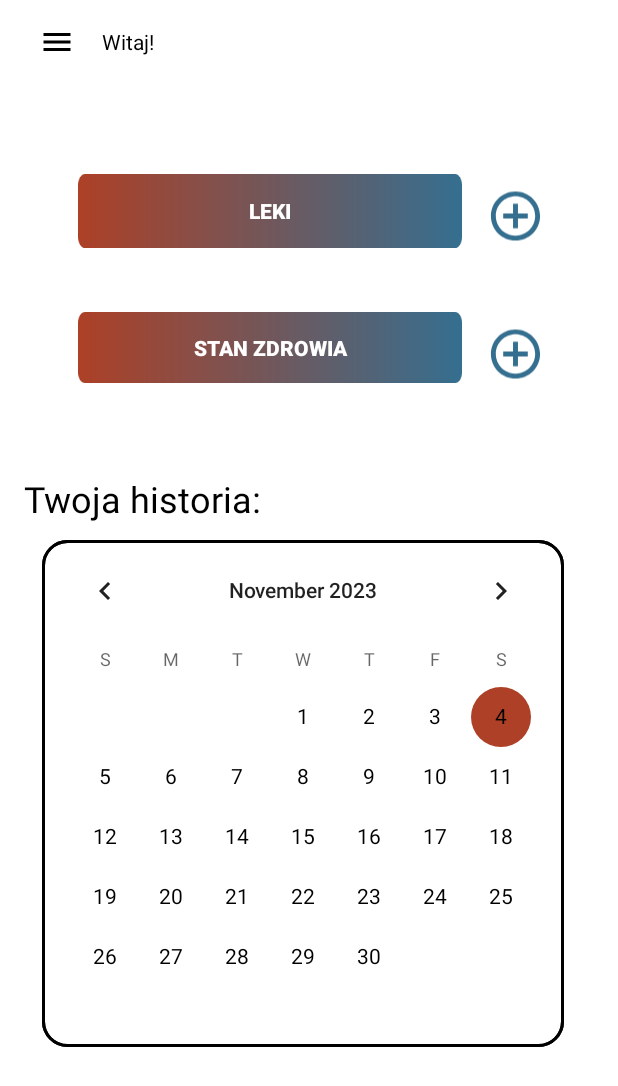
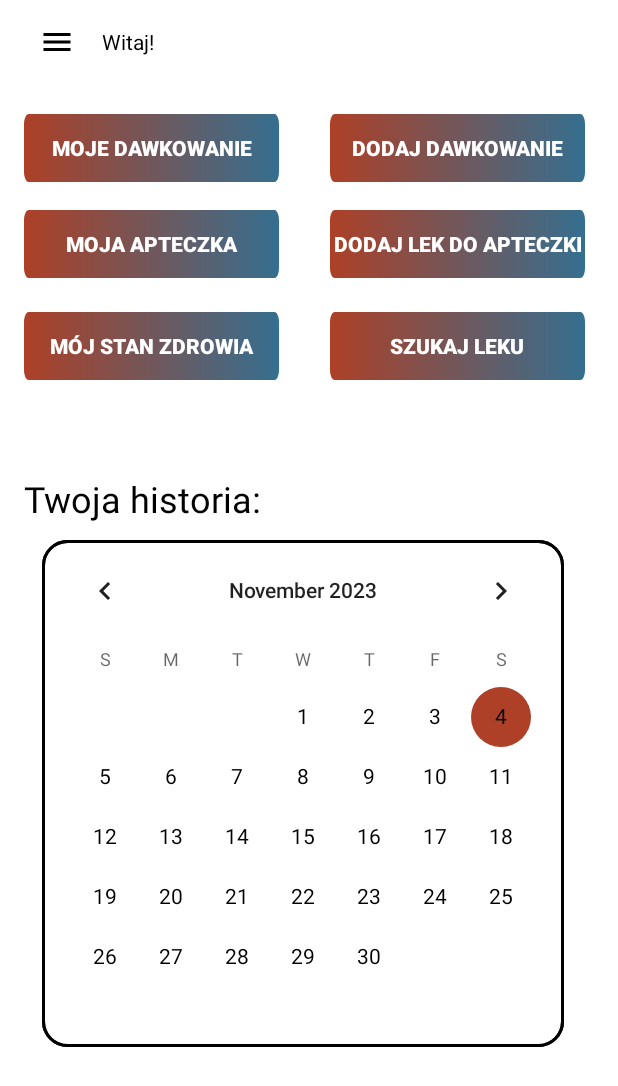
Before and after one commit to wasylukarolina/MobilePharmacy, an Android app: the AfterLoginActivity screen opened directly, with no data from a screen before it, on a phone screen of 412 x 824 dp. Shown: the top 1086 px of the screen. Run offline under Robolectric (Android 15) with nearby library versions, the light colour scheme and no system bars; our stand-ins replace Firebase (no records; nobody signed in at launch, a user with empty details on screens opened directly).

Commit message:
wygląd menu głównego

```diff
--- a/app/src/main/java/com/example/mobilepharmacy/AfterLoginActivity.kt
+++ b/app/src/main/java/com/example/mobilepharmacy/AfterLoginActivity.kt
@@ -12,8 +12,6 @@ import androidx.appcompat.widget.AppCompatButton
 import androidx.drawerlayout.widget.DrawerLayout
 import com.google.android.material.navigation.NavigationView
 import com.google.firebase.auth.FirebaseAuth
-import com.google.firebase.auth.ktx.auth
-import com.google.firebase.ktx.Firebase
 
 class AfterLoginActivity : AppCompatActivity() {
 
@@ -73,25 +71,25 @@ class AfterLoginActivity : AppCompatActivity() {
         }
 
 
-        val addDrugIcon = findViewById<ImageView>(R.id.addDrugIcon)
-        addDrugIcon.setOnClickListener {
-            val intent = Intent(this, AddDrugActivity::class.java)
-            startActivity(intent)
-        }
+//        val addDrugIcon = findViewById<ImageView>(R.id.addDrugIcon)
+//        addDrugIcon.setOnClickListener {
+//            val intent = Intent(this, AddDrugActivity::class.java)
+//            startActivity(intent)
+//        }
+//
+//        val addHealthButton = findViewById<ImageView>(R.id.addHealthIcon)
+//        addHealthButton.setOnClickListener {
+//            val intent = Intent(this, AddHealthActivity::class.java)
+//            startActivity(intent)
+//        }
 
-        val addHealthButton = findViewById<ImageView>(R.id.addHealthIcon)
-        addHealthButton.setOnClickListener {
-            val intent = Intent(this, AddHealthActivity::class.java)
-            startActivity(intent)
-        }
+//        val updateHealthButton = findViewById<AppCompatButton>(R.id.updateHealth)
+//        updateHealthButton.setOnClickListener {
+//            val intent = Intent(this, DiseasesActivity::class.java)
+//            startActivity(intent)
+//        }
 
-        val updateHealthButton = findViewById<AppCompatButton>(R.id.updateHealth)
-        updateHealthButton.setOnClickListener {
-            val intent = Intent(this, DiseasesActivity::class.java)
-            startActivity(intent)
-        }
-
-        val myDrugs = findViewById<AppCompatButton>(R.id.updateDrugs)
+        val myDrugs = findViewById<AppCompatButton>(R.id.myDosage)
         myDrugs.setOnClickListener {
             val intent = Intent(this, MedicationsActivity::class.java)
             startActivity(intent)
--- a/app/src/main/res/layout/activity_afterlogin.xml
+++ b/app/src/main/res/layout/activity_afterlogin.xml
@@ -13,52 +13,76 @@
         android:layout_height="match_parent">
 
         <!-- Pasek narzędzi -->
+
+        <androidx.appcompat.widget.AppCompatButton
+            android:id="@+id/searchDrugs"
+            style="@style/button"
+            android:layout_width="170dp"
+            android:layout_height="45dp"
+            android:layout_marginStart="220dp"
+            android:layout_marginTop="208dp"
+            android:text="SZUKAJ LEKU"
+            app:layout_constraintStart_toStartOf="parent"
+            app:layout_constraintTop_toTopOf="parent" />
+
+        <androidx.appcompat.widget.AppCompatButton
+            android:id="@+id/addToFirstAidKit"
+            style="@style/button"
+            android:layout_width="170dp"
+            android:layout_height="45dp"
+            android:layout_marginStart="220dp"
+            android:layout_marginTop="140dp"
+            android:text="DODAJ LEK DO APTECZKI"
+            app:layout_constraintStart_toStartOf="parent"
+            app:layout_constraintTop_toTopOf="parent" />
+
+        <androidx.appcompat.widget.AppCompatButton
+            android:id="@+id/dosage"
+            style="@style/button"
+            android:layout_width="170dp"
+            android:layout_height="45dp"
+            android:layout_marginStart="220dp"
+            android:layout_marginTop="76dp"
+            android:text="DODAJ DAWKOWANIE"
+            app:layout_constraintStart_toStartOf="parent"
+            app:layout_constraintTop_toTopOf="parent" />
+
+        <androidx.appcompat.widget.AppCompatButton
+            android:id="@+id/myFirsAidKit"
+            style="@style/button"
+            android:layout_width="170dp"
+            android:layout_height="45dp"
+            android:layout_marginStart="16dp"
+            android:layout_marginTop="140dp"
+            android:text="MOJA APTECZKA"
+            app:layout_constraintStart_toStartOf="parent"
+            app:layout_constraintTop_toTopOf="parent" />
+
         <include
             android:id="@+id/toolbar"
             layout="@layout/sessiontoolbar" />
 
         <!-- Przyciski i ikony -->
+
         <androidx.appcompat.widget.AppCompatButton
-            android:id="@+id/updateDrugs"
+            android:id="@+id/myDosage"
             style="@style/button"
-            android:layout_width="256dp"
-            android:layout_height="49dp"
-            android:layout_marginStart="52dp"
-            android:layout_marginTop="116dp"
-            android:text="LEKI"
+            android:layout_width="170dp"
+            android:layout_height="45dp"
+            android:layout_marginStart="16dp"
+            android:layout_marginTop="76dp"
+            android:text="MOJE DAWKOWANIE"
             app:layout_constraintStart_toStartOf="parent"
             app:layout_constraintTop_toTopOf="parent" />
 
-        <ImageView
-            android:id="@+id/addDrugIcon"
-            android:layout_width="39dp"
-            android:layout_height="40dp"
+        <androidx.appcompat.widget.AppCompatButton
+            android:id="@+id/myHealth"
+            style="@style/button"
+            android:layout_width="170dp"
+            android:layout_height="45dp"
             android:layout_marginStart="16dp"
-            android:layout_marginTop="8dp"
-            android:layout_toEndOf="@+id/updateDrugs"
-            android:src="@drawable/add"
-            app:layout_constraintStart_toEndOf="@+id/updateDrugs"
-            app:layout_constraintTop_toTopOf="@+id/updateDrugs" />
-
-        <ImageView
-            android:id="@+id/addHealthIcon"
-            android:layout_width="39dp"
-            android:layout_height="40dp"
-            android:layout_marginStart="16dp"
-            android:layout_marginTop="100dp"
-            android:layout_toEndOf="@+id/updateDrugs"
-            android:src="@drawable/add"
-            app:layout_constraintStart_toEndOf="@+id/updateDrugs"
-            app:layout_constraintTop_toTopOf="@+id/updateDrugs" />
-
-        <androidx.appcompat.widget.AppCompatButton
-            android:id="@+id/updateHealth"
-            style="@style/button"
-            android:layout_width="256dp"
-            android:layout_height="47dp"
-            android:layout_marginStart="52dp"
             android:layout_marginTop="208dp"
-            android:text="STAN ZDROWIA"
+            android:text="MÓJ STAN ZDROWIA"
             app:layout_constraintStart_toStartOf="parent"
             app:layout_constraintTop_toTopOf="parent" />
 
```
